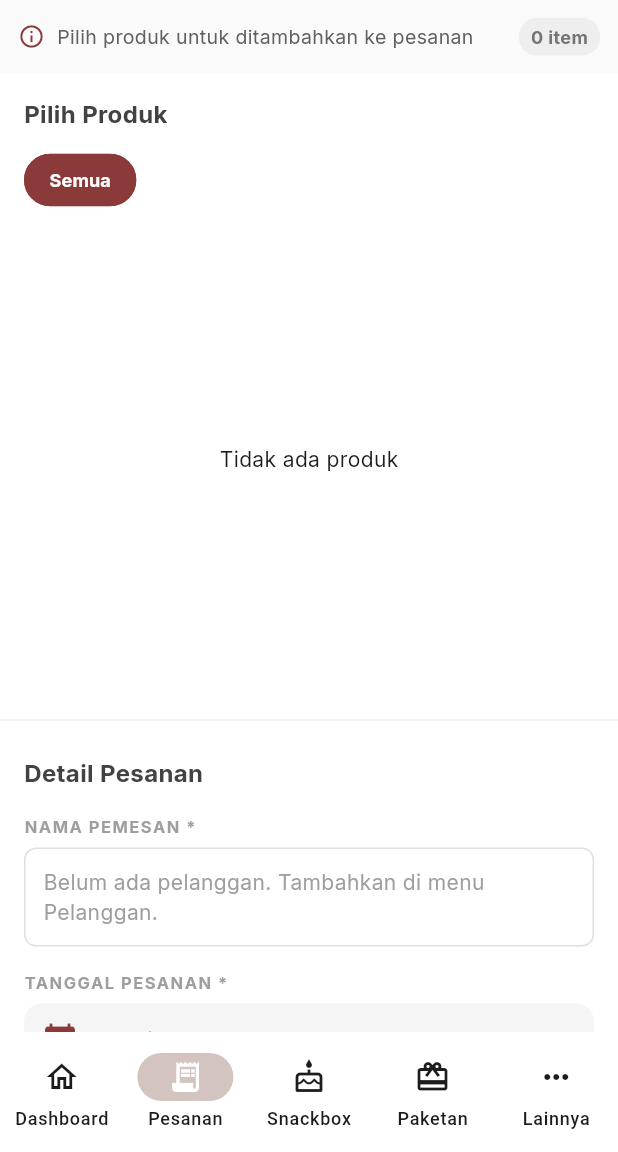
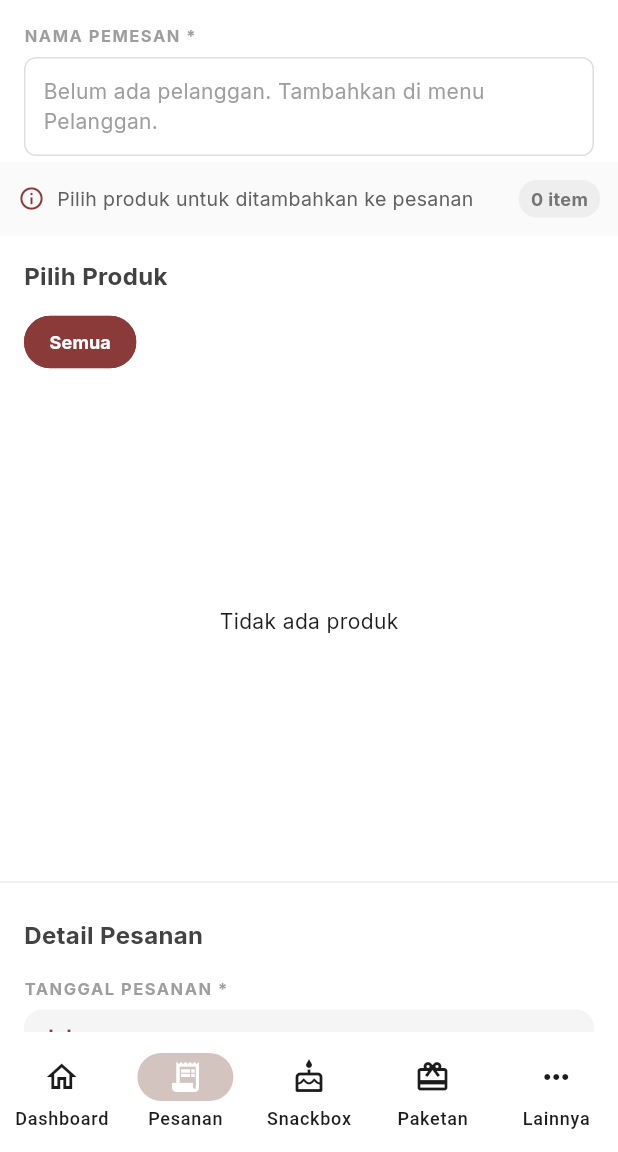
Before and after one commit to rioharyanto-hash/LF_KITCHEN, a Flutter app: the SnackBoxPage screen opened by its route, after a tap on "Daftar", after a tap on "Pesanan Baru", on a phone screen of 412 x 824 dp, the part 84-1236 px from its top. Run offline on Flutter 3.47's test engine with Material 3 defaults, Android fonts, the phone set to English and light mode, and no system bars; our stand-ins replace csv, equatable, file_picker, flutter_dotenv, flutter_riverpod, go_router and 7 more; missing offline and left inert: excel; accounts and stored records are empty.

Commit message:
feat: implement dynamic pricing and improve mobile order flow ux

```diff
--- a/lib/features/orders/presentation/pages/order_form_page.dart
+++ b/lib/features/orders/presentation/pages/order_form_page.dart
@@ -255,6 +255,27 @@ class _OrderFormPageState extends ConsumerState<OrderFormPage> {
       child: Column(
         crossAxisAlignment: CrossAxisAlignment.start,
         children: [
+          // Customer dropdown
+          Padding(
+            padding: const EdgeInsets.all(16).copyWith(bottom: 4),
+            child: Column(
+              crossAxisAlignment: CrossAxisAlignment.start,
+              children: [
+                const Text(
+                  'NAMA PEMESAN *',
+                  style: TextStyle(
+                    fontWeight: FontWeight.bold,
+                    fontSize: 11,
+                    color: Colors.grey,
+                    letterSpacing: 1,
+                  ),
+                ),
+                const SizedBox(height: 6),
+                _buildCustomerDropdown(),
+              ],
+            ),
+          ),
+
           // Info bar
           Container(
             padding: const EdgeInsets.all(12),
@@ -367,6 +388,7 @@ class _OrderFormPageState extends ConsumerState<OrderFormPage> {
             useProductTypeAsFilter: true,
             isSelected: (p) => _selectedProducts.containsKey(p),
             getQuantity: (p) => _selectedProducts[p] ?? 0,
+            getDisplayPrice: _getPrice,
             onProductTap: _addProduct,
             onDecrement: _decreaseProduct,
           ),
@@ -389,20 +411,6 @@ class _OrderFormPageState extends ConsumerState<OrderFormPage> {
               color: Colors.grey.shade800,
             ),
           ),
-          const SizedBox(height: 16),
-
-          // Customer dropdown
-          const Text(
-            'NAMA PEMESAN *',
-            style: TextStyle(
-              fontWeight: FontWeight.bold,
-              fontSize: 11,
-              color: Colors.grey,
-              letterSpacing: 1,
-            ),
-          ),
-          const SizedBox(height: 6),
-          _buildCustomerDropdown(),
           const SizedBox(height: 16),
 
           // Date pickers
--- a/lib/features/orders/presentation/pages/snack_box_page.dart
+++ b/lib/features/orders/presentation/pages/snack_box_page.dart
@@ -65,13 +65,21 @@ class _SnackBoxPageState extends ConsumerState<SnackBoxPage> {
     return cake.unitPrice;
   }
 
+  // Harga air berdasarkan tipe pelanggan
+  double _getWaterPrice(Product water) {
+    if (_selectedCustomer?.isSpecialPrice == true) {
+      return water.specialPrice > 0 ? water.specialPrice : water.unitPrice;
+    }
+    return water.unitPrice;
+  }
+
   // Harga isi per box (kue + air)
   double get _contentsPrice {
     double total = _selectedCakes.fold(
       0,
       (sum, cake) => sum + _getCakePrice(cake),
     );
-    if (_selectedWater != null) total += _selectedWater!.unitPrice;
+    if (_selectedWater != null) total += _getWaterPrice(_selectedWater!);
     return total;
   }
 
@@ -177,6 +185,27 @@ class _SnackBoxPageState extends ConsumerState<SnackBoxPage> {
       child: Column(
         crossAxisAlignment: CrossAxisAlignment.start,
         children: [
+          // Customer dropdown
+          Padding(
+            padding: const EdgeInsets.all(16).copyWith(bottom: 4),
+            child: Column(
+              crossAxisAlignment: CrossAxisAlignment.start,
+              children: [
+                const Text(
+                  'NAMA PEMESAN *',
+                  style: TextStyle(
+                    fontWeight: FontWeight.bold,
+                    fontSize: 11,
+                    color: Colors.grey,
+                    letterSpacing: 1,
+                  ),
+                ),
+                const SizedBox(height: 6),
+                _buildCustomerDropdown(),
+              ],
+            ),
+          ),
+
           // Info bar
           Container(
             padding: const EdgeInsets.all(12),
@@ -241,8 +270,8 @@ class _SnackBoxPageState extends ConsumerState<SnackBoxPage> {
               ...waters.map(
                 (w) => _buildWaterOptionTile(
                   w,
-                  '${w.name} (${_currencyFormat.format(w.unitPrice)})',
-                  w.unitPrice,
+                  '${w.name} (${_currencyFormat.format(_getWaterPrice(w))})',
+                  _getWaterPrice(w),
                 ),
               ),
             ],
@@ -367,20 +396,6 @@ class _SnackBoxPageState extends ConsumerState<SnackBoxPage> {
             'Detail Pesanan',
             style: TextStyle(fontWeight: FontWeight.bold, fontSize: 16),
           ),
-          const SizedBox(height: 16),
-
-          // Customer
-          const Text(
-            'NAMA PEMESAN *',
-            style: TextStyle(
-              fontWeight: FontWeight.bold,
-              fontSize: 11,
-              color: Colors.grey,
-              letterSpacing: 1,
-            ),
-          ),
-          const SizedBox(height: 6),
-          _buildCustomerDropdown(),
           const SizedBox(height: 16),
 
           // Date
@@ -742,7 +757,7 @@ class _SnackBoxPageState extends ConsumerState<SnackBoxPage> {
                 (water) => ChoiceChip(
                   avatar: const Icon(Icons.water_drop, size: 16),
                   label: Text(
-                    '${water.name} (${_currencyFormat.format(water.unitPrice)})',
+                    '${water.name} (${_currencyFormat.format(_getWaterPrice(water))})',
                   ),
                   selected: _selectedWater?.id == water.id,
                   onSelected: (selected) {
@@ -757,7 +772,7 @@ class _SnackBoxPageState extends ConsumerState<SnackBoxPage> {
         const SizedBox(height: 24),
 
         // Cake Selection - Grouped by Jenis (productType)
-        const Text(
+        Text(
           'Pilih Kue (2-4 macam):',
           style: TextStyle(fontWeight: FontWeight.bold, fontSize: 16),
         ),
@@ -923,13 +938,16 @@ class _SnackBoxPageState extends ConsumerState<SnackBoxPage> {
                           ),
                         ),
                       ],
-                      const SizedBox(height: 2),
+                      const SizedBox(height: 4),
                       Text(
-                        _currencyFormat.format(_getCakePrice(product)),
+                        _currencyFormat.format(
+                          isCake
+                              ? _getCakePrice(product)
+                              : _getWaterPrice(product),
+                        ),
                         style: TextStyle(
-                          color: AppColors.primary,
-                          fontWeight: FontWeight.bold,
-                          fontSize: 10,
+                          fontSize: 12,
+                          color: Colors.grey.shade600,
                         ),
                         maxLines: 1,
                         overflow: TextOverflow.ellipsis,
@@ -1515,7 +1533,10 @@ class _SnackBoxPageState extends ConsumerState<SnackBoxPage> {
       );
 
       // 2. Individual cake items (ISI)
-      for (final cake in _selectedCakes) {
+      final sortedCakes = _selectedCakes.toList()
+        ..sort((a, b) => a.name.compareTo(b.name));
+
+      for (final cake in sortedCakes) {
         items.add(
           OrderItem(
             id: '',
--- a/lib/features/orders/presentation/widgets/mobile_product_paginated_grid.dart
+++ b/lib/features/orders/presentation/widgets/mobile_product_paginated_grid.dart
@@ -9,6 +9,7 @@ class MobileProductPaginatedGrid extends StatefulWidget {
   final Function(Product)? onDecrement;
   final bool Function(Product) isSelected;
   final int Function(Product)? getQuantity;
+  final double Function(Product)? getDisplayPrice;
   final bool useProductTypeAsFilter;
 
   const MobileProductPaginatedGrid({
@@ -18,6 +19,7 @@ class MobileProductPaginatedGrid extends StatefulWidget {
     this.onDecrement,
     required this.isSelected,
     this.getQuantity,
+    this.getDisplayPrice,
     this.useProductTypeAsFilter = false,
   });
 
@@ -251,7 +253,10 @@ class _MobileProductPaginatedGridState
                   // Price
                   const SizedBox(height: 2),
                   Text(
-                    _currencyFormat.format(product.unitPrice),
+                    _currencyFormat.format(
+                      widget.getDisplayPrice?.call(product) ??
+                          product.unitPrice,
+                    ),
                     style: TextStyle(fontSize: 10, color: Colors.grey.shade600),
                   ),
                 ],
```
Also changed, not shown: 1 other file.
